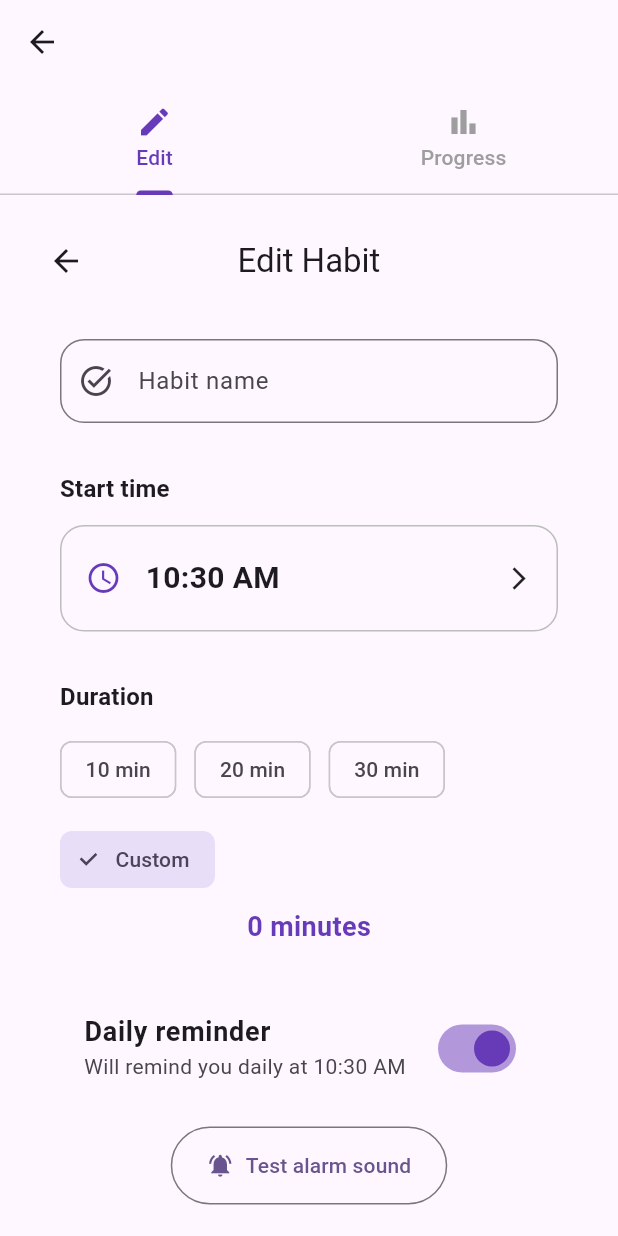
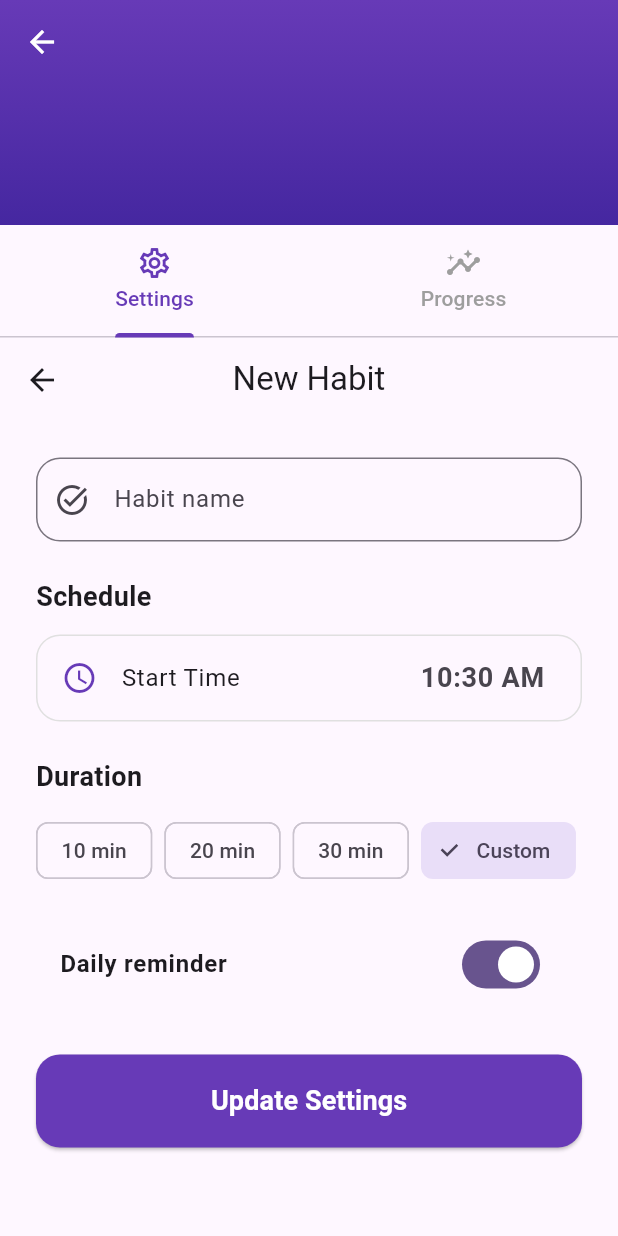
Before and after one commit to Guru-raghav3245/habit_builder, a Flutter app: the DetailScreen screen opened directly with empty values, on a phone screen of 412 x 824 dp. Run offline on Flutter 3.47's test engine with Material 3 defaults, Android fonts, the phone set to English and light mode, and no system bars; our stand-ins replace flutter_heatmap_calendar, flutter_local_notifications, flutter_riverpod, shared_preferences, timezone; accounts and stored records are empty.

Commit message:
Refactor AddEditHabitScreen and DetailScreen for improved UI and functionality; implement nested scroll view in HomeScreen

```diff
--- a/lib/screens/add_edit_habit_screen.dart
+++ b/lib/screens/add_edit_habit_screen.dart
@@ -2,12 +2,16 @@ import 'package:flutter/material.dart';
 import 'package:flutter_riverpod/flutter_riverpod.dart';
 import 'package:habit_builder/models/habit.dart';
 import 'package:habit_builder/providers/habits_provider.dart';
-import 'package:habit_builder/services/notification_service.dart';
 
 class AddEditHabitScreen extends ConsumerStatefulWidget {
   final Habit? habitToEdit;
+  final bool isEmbedded; // Added flag for UI improvement
 
-  const AddEditHabitScreen({super.key, this.habitToEdit});
+  const AddEditHabitScreen({
+    super.key,
+    this.habitToEdit,
+    this.isEmbedded = false,
+  });
 
   @override
   ConsumerState<AddEditHabitScreen> createState() => _AddEditHabitScreenState();
@@ -44,12 +48,8 @@ class _AddEditHabitScreenState extends ConsumerState<AddEditHabitScreen> {
       builder: (context, child) => Theme(
         data: Theme.of(context).copyWith(
           timePickerTheme: TimePickerThemeData(
-            backgroundColor: Theme.of(context).scaffoldBackgroundColor,
             hourMinuteColor: Colors.deepPurple.shade50,
             hourMinuteTextColor: Colors.deepPurple,
-            dayPeriodColor: Colors.deepPurple.shade100,
-            dayPeriodTextColor: Colors.deepPurple,
-            dialBackgroundColor: Colors.deepPurple.shade50,
             dialHandColor: Colors.deepPurple,
           ),
         ),
@@ -61,11 +61,8 @@ class _AddEditHabitScreenState extends ConsumerState<AddEditHabitScreen> {
     }
   }
 
-  void _selectDuration(int minutes) => setState(() => _selectedDuration = minutes);
-
   Future<void> _saveHabit() async {
     if (!_formKey.currentState!.validate()) return;
-
     final notifier = ref.read(habitsProvider.notifier);
 
     if (widget.habitToEdit == null) {
@@ -86,11 +83,14 @@ class _AddEditHabitScreenState extends ConsumerState<AddEditHabitScreen> {
     }
 
     if (mounted) {
-      Navigator.pop(context);
+      // Only pop if we are in the "Add" screen (not embedded)
+      if (!widget.isEmbedded) Navigator.pop(context);
+
       ScaffoldMessenger.of(context).showSnackBar(
         SnackBar(
-          content: Text(widget.habitToEdit == null ? 'Habit added!' : 'Habit updated!'),
+          content: Text(widget.habitToEdit == null ? 'Habit added!' : 'Changes saved!'),
           backgroundColor: Colors.green.shade600,
+          behavior: SnackBarBehavior.floating,
         ),
       );
     }
@@ -100,9 +100,8 @@ class _AddEditHabitScreenState extends ConsumerState<AddEditHabitScreen> {
   Widget build(BuildContext context) {
     final isEditing = widget.habitToEdit != null;
 
-    return Scaffold(
-      appBar: AppBar(title: Text(isEditing ? 'Edit Habit' : 'New Daily Habit'), centerTitle: true),
-      body: SingleChildScrollView(
+    // Core UI content extracted for reuse
+    Widget content = SingleChildScrollView(
       padding: const EdgeInsets.all(24),
       child: Form(
         key: _formKey,
@@ -113,47 +112,39 @@ class _AddEditHabitScreenState extends ConsumerState<AddEditHabitScreen> {
               controller: _nameController,
               decoration: InputDecoration(
                 labelText: 'Habit name',
-                  hintText: 'e.g., Morning Meditation',
                 border: OutlineInputBorder(borderRadius: BorderRadius.circular(16)),
                 prefixIcon: const Icon(Icons.task_alt),
               ),
               validator: (v) => v?.trim().isEmpty ?? true ? 'Please enter a habit name' : null,
             ),
-              const SizedBox(height: 32),
-              Text('Start time', style: Theme.of(context).textTheme.titleMedium?.copyWith(fontWeight: FontWeight.bold)),
+            const SizedBox(height: 24),
+            const Text('Schedule', style: TextStyle(fontSize: 18, fontWeight: FontWeight.bold)),
             const SizedBox(height: 12),
-              InkWell(
+            ListTile(
               onTap: _pickTime,
+              shape: RoundedRectangleBorder(
+                side: BorderSide(color: Colors.grey.shade300),
                 borderRadius: BorderRadius.circular(16),
-                child: Container(
-                  padding: const EdgeInsets.symmetric(horizontal: 16, vertical: 20),
-                  decoration: BoxDecoration(border: Border.all(color: Colors.grey.shade400), borderRadius: BorderRadius.circular(16)),
-                  child: Row(
-                    children: [
-                      const Icon(Icons.access_time, color: Colors.deepPurple),
-                      const SizedBox(width: 16),
-                      Text(_selectedTime.format(context), style: const TextStyle(fontSize: 20, fontWeight: FontWeight.w600)),
-                      const Spacer(),
-                      const Icon(Icons.arrow_forward_ios, size: 18),
-                    ],
+              ),
+              leading: const Icon(Icons.access_time, color: Colors.deepPurple),
+              title: const Text('Start Time'),
+              trailing: Text(
+                _selectedTime.format(context),
+                style: const TextStyle(fontSize: 18, fontWeight: FontWeight.bold),
               ),
             ),
-              ),
-              const SizedBox(height: 32),
-              Text('Duration', style: Theme.of(context).textTheme.titleMedium?.copyWith(fontWeight: FontWeight.bold)),
+            const SizedBox(height: 24),
+            const Text('Duration', style: TextStyle(fontSize: 18, fontWeight: FontWeight.bold)),
             const SizedBox(height: 12),
             Wrap(
-                spacing: 12,
-                runSpacing: 12,
+              spacing: 8,
               children: [
-                  ...durationPresets.map((min) => FilterChip(
+                ...durationPresets.map((min) => ChoiceChip(
                   label: Text('$min min'),
                   selected: _selectedDuration == min,
-                        onSelected: (_) => _selectDuration(min),
-                        selectedColor: Colors.deepPurple,
-                        checkmarkColor: Colors.white,
+                  onSelected: (_) => setState(() => _selectedDuration = min),
                 )),
-                  FilterChip(
+                ChoiceChip(
                   label: const Text('Custom'),
                   selected: !durationPresets.contains(_selectedDuration),
                   onSelected: (_) async {
@@ -161,47 +152,50 @@ class _AddEditHabitScreenState extends ConsumerState<AddEditHabitScreen> {
                       context: context,
                       builder: (_) => _CustomDurationDialog(initial: _selectedDuration),
                     );
-                      if (custom != null && custom > 0) setState(() => _selectedDuration = custom);
+                    if (custom != null) setState(() => _selectedDuration = custom);
                   },
                 ),
               ],
             ),
-              const SizedBox(height: 8),
-              Center(child: Text('$_selectedDuration minutes', style: const TextStyle(fontSize: 18, fontWeight: FontWeight.bold, color: Colors.deepPurple))),
-              const SizedBox(height: 32),
+            const SizedBox(height: 24),
             SwitchListTile(
-                title: const Text('Daily reminder', style: TextStyle(fontSize: 18, fontWeight: FontWeight.bold)),
-                subtitle: Text('Will remind you daily at ${_selectedTime.format(context)}'),
+              title: const Text('Daily reminder', style: TextStyle(fontWeight: FontWeight.bold)),
               value: _reminderEnabled,
-                activeColor: Colors.deepPurple,
               onChanged: (v) => setState(() => _reminderEnabled = v),
             ),
-              const SizedBox(height: 16),
-              Center(
-                child: OutlinedButton.icon(
-                  onPressed: NotificationService.testAlarm,
-                  icon: const Icon(Icons.notifications_active),
-                  label: const Text('Test alarm sound'),
-                  style: OutlinedButton.styleFrom(padding: const EdgeInsets.symmetric(horizontal: 24, vertical: 16)),
-                ),
-              ),
-              const SizedBox(height: 40),
+            const SizedBox(height: 32),
             SizedBox(
               width: double.infinity,
               child: ElevatedButton(
                 onPressed: _saveHabit,
-                  style: ElevatedButton.styleFrom(padding: const EdgeInsets.symmetric(vertical: 20), shape: RoundedRectangleBorder(borderRadius: BorderRadius.circular(16)), backgroundColor: Colors.deepPurple),
-                  child: Text(isEditing ? 'Save Changes' : 'Add Habit', style: const TextStyle(fontSize: 20, fontWeight: FontWeight.bold, color: Colors.white)),
+                style: ElevatedButton.styleFrom(
+                  padding: const EdgeInsets.symmetric(vertical: 18),
+                  backgroundColor: Colors.deepPurple,
+                  shape: RoundedRectangleBorder(borderRadius: BorderRadius.circular(16)),
+                ),
+                child: Text(
+                  isEditing ? 'Update Settings' : 'Create Habit',
+                  style: const TextStyle(fontSize: 18, fontWeight: FontWeight.bold, color: Colors.white),
+                ),
               ),
             ),
           ],
         ),
       ),
-      ),
+    );
+
+    // If embedded in DetailScreen, return just the content.
+    // Otherwise, return a full Scaffold for the "Add New Habit" flow.
+    return widget.isEmbedded
+        ? content
+        : Scaffold(
+            appBar: AppBar(title: const Text('New Habit'), centerTitle: true),
+            body: content,
           );
   }
 }
 
+// Keep the existing _CustomDurationDialog here...
 class _CustomDurationDialog extends StatefulWidget {
   final int initial;
   const _CustomDurationDialog({required this.initial});
@@ -223,7 +217,7 @@ class _CustomDurationDialogState extends State<_CustomDurationDialog> {
   Widget build(BuildContext context) {
     return AlertDialog(
       title: const Text('Custom duration (minutes)'),
-      content: TextField(controller: _controller, keyboardType: TextInputType.number, decoration: const InputDecoration(hintText: 'e.g., 45'), autofocus: true),
+      content: TextField(controller: _controller, keyboardType: TextInputType.number, autofocus: true),
       actions: [
         TextButton(onPressed: () => Navigator.pop(context), child: const Text('Cancel')),
         TextButton(
--- a/lib/screens/detail_screen.dart
+++ b/lib/screens/detail_screen.dart
@@ -30,32 +30,85 @@ class _DetailScreenState extends State<DetailScreen> with SingleTickerProviderSt
   @override
   Widget build(BuildContext context) {
     return Scaffold(
-      appBar: AppBar(
-        title: Text(widget.habit.name),
+      body: NestedScrollView(
+        headerSliverBuilder: (context, innerBoxIsScrolled) {
+          return [
+            SliverAppBar(
+              expandedHeight: 150.0,
+              floating: false,
+              pinned: true,
+              stretch: true,
+              backgroundColor: Colors.deepPurple,
+              foregroundColor: Colors.white,
+              flexibleSpace: FlexibleSpaceBar(
+                title: Text(
+                  widget.habit.name,
+                  style: const TextStyle(
+                    fontWeight: FontWeight.bold,
+                    color: Colors.white,
+                  ),
+                ),
                 centerTitle: true,
-        bottom: TabBar(
+                background: Container(
+                  decoration: BoxDecoration(
+                    gradient: LinearGradient(
+                      begin: Alignment.topCenter,
+                      end: Alignment.bottomCenter,
+                      colors: [Colors.deepPurple, Colors.deepPurple.shade800],
+                    ),
+                  ),
+                ),
+              ),
+            ),
+            SliverPersistentHeader(
+              pinned: true,
+              delegate: _SliverAppBarDelegate(
+                TabBar(
                   controller: _tabController,
-          tabs: const [
-            Tab(icon: Icon(Icons.edit), text: 'Edit'),
-            Tab(icon: Icon(Icons.bar_chart), text: 'Progress'),
-          ],
                   labelColor: Colors.deepPurple,
                   unselectedLabelColor: Colors.grey,
                   indicatorColor: Colors.deepPurple,
+                  indicatorWeight: 3,
+                  tabs: const [
+                    Tab(icon: Icon(Icons.settings_outlined), text: 'Settings'),
+                    Tab(icon: Icon(Icons.insights_rounded), text: 'Progress'),
+                  ],
                 ),
               ),
+            ),
+          ];
+        },
         body: TabBarView(
           controller: _tabController,
           children: [
-          // Edit tab
-          Padding(
-            padding: const EdgeInsets.all(16),
-            child: AddEditHabitScreen(habitToEdit: widget.habit),
-          ),
-          // Progress tab
+            // Embedded version of the edit screen
+            AddEditHabitScreen(habitToEdit: widget.habit),
             ProgressScreen(habit: widget.habit),
           ],
+        ),
       ),
     );
   }
 }
+
+class _SliverAppBarDelegate extends SliverPersistentHeaderDelegate {
+  _SliverAppBarDelegate(this._tabBar);
+
+  final TabBar _tabBar;
+
+  @override
+  double get minExtent => _tabBar.preferredSize.height;
+  @override
+  double get maxExtent => _tabBar.preferredSize.height;
+
+  @override
+  Widget build(BuildContext context, double shrinkOffset, bool overlapsContent) {
+    return Container(
+      color: Theme.of(context).scaffoldBackgroundColor,
+      child: _tabBar,
+    );
+  }
+
+  @override
+  bool shouldRebuild(_SliverAppBarDelegate oldDelegate) => false;
+}
```
Also changed, not shown: lib/screens/home_screen.dart (+129 -100 lines). Lines whose indentation alone changed are shown as unchanged.
